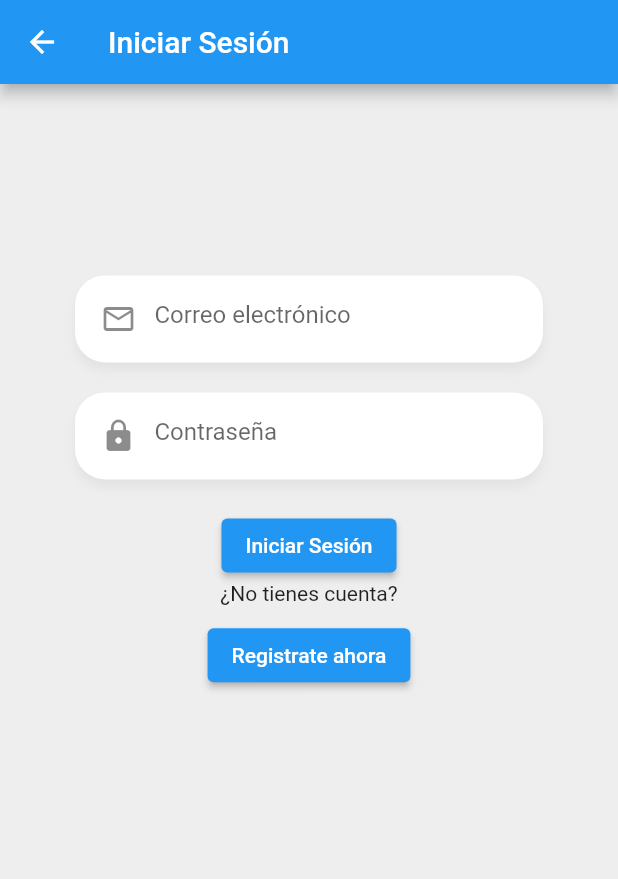
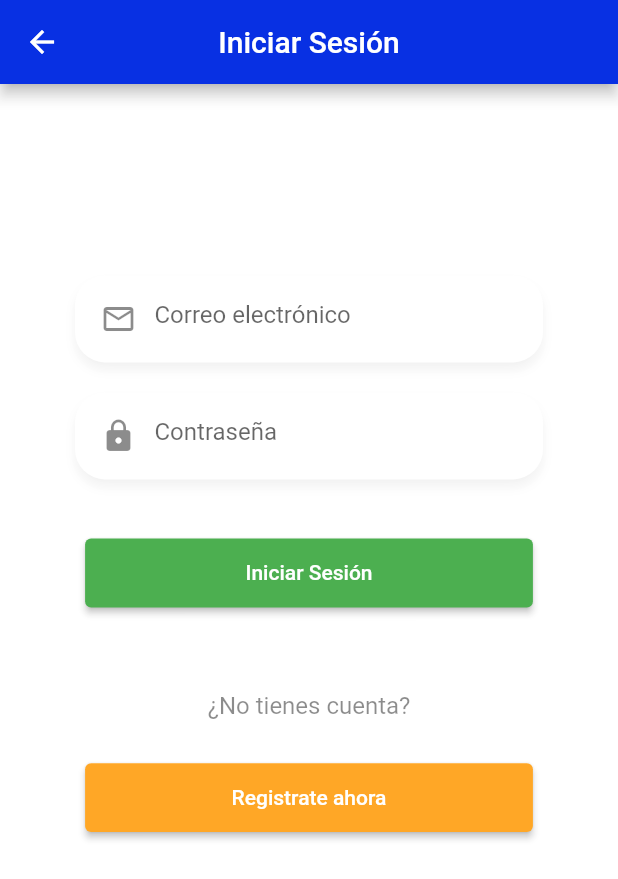
Before and after one commit to SergioCruzS/Flutter, a Flutter app: the LoginScreen screen opened by its route, on a phone screen of 412 x 824 dp. Shown: the top 879 px of the screen. Run offline on Flutter 3.47's test engine with Material 2 defaults, Android fonts, the phone set to English and light mode, and no system bars; our stand-ins replace card_swiper, flutter_secure_storage, pie_chart, socket_io_client, youtube_player_flutter; accounts and stored records are empty; network calls fail.

Commit message:
Correcciones a Login Screen

```diff
--- a/infopelis/lib/screens/login_screen.dart
+++ b/infopelis/lib/screens/login_screen.dart
@@ -15,8 +15,10 @@ class LoginScreen extends StatelessWidget {
       child: Scaffold(
         appBar: AppBar(
           title: Text('Iniciar Sesión'),
+          centerTitle: true,
+          backgroundColor: Color.fromARGB(255, 8, 48, 227),
         ),
-        backgroundColor: Colors.grey[200],
+        backgroundColor: Color.fromARGB(218, 255, 255, 255),
         body: SingleChildScrollView(
           padding: EdgeInsets.only(top:100),
           child: Column(
@@ -65,6 +67,7 @@ class __FormState extends State<_Form> {
   @override
   Widget build(BuildContext context) {
     final authService = Provider.of<AuthService>(context);
+    final size = MediaQuery.of(context).size;
     return Container(
       padding: EdgeInsets.symmetric(horizontal: 50),
       child: Column(
@@ -82,7 +85,25 @@ class __FormState extends State<_Form> {
             textController: passwordController,
             isPassword: true,
           ),
-          ElevatedButton(
+          //Container(
+          //  width: 300*(size.width/Enviroment.width),
+          //  child: ElevatedButton(
+          //    onPressed: (){Navigator.pushNamed(context, 'register');},
+          //    child: Text(
+          //      '¿Olvidaste tu contraseña?',
+          //      style: TextStyle(color: Colors.black45),
+          //    ),
+          //    style: ElevatedButton.styleFrom(
+          //      primary: Colors.transparent,
+          //      shadowColor: Colors.transparent,
+          //      minimumSize: Size(300*(size.width/Enviroment.width), 50*(size.height/Enviroment.height))
+          //    ),
+          //  ),
+          //),
+          SizedBox(height: 20*(size.height/Enviroment.height),),
+          Container(
+            width: 300*(size.width/Enviroment.width),
+            child: ElevatedButton(
               onPressed: authService.accessing ? null : () async {
                 FocusScope.of(context).unfocus();
                 final loginOk = await authService.login(emailController.text.trim(), passwordController.text);
@@ -93,7 +114,12 @@ class __FormState extends State<_Form> {
                   showAlertDialog(context, 'Error al iniciar sesión', 'Revise que sus datos sean correctos');
                 }
               },
-            child: Text('Iniciar Sesión')
+              child: Text('Iniciar Sesión'),
+              style: ElevatedButton.styleFrom(
+                primary: Colors.green,
+                minimumSize: Size(300*(size.width/Enviroment.width), 50*(size.height/Enviroment.height))
+              ),
+            ),
           )
         ],
       ),
@@ -109,9 +135,22 @@ class _Labels extends StatelessWidget {
     return Container(
       child: Column(
         children: <Widget>[
-           Text('¿No tienes cuenta?'),
-           SizedBox(height: 10*(size.height/Enviroment.height),),
-           ElevatedButton(onPressed: (){Navigator.pushNamed(context, 'register');}, child: Text('Registrate ahora'))
+           SizedBox(height: 60*(size.height/Enviroment.height),),
+           Text('¿No tienes cuenta?',
+                style: TextStyle(fontSize: 16,color: Colors.black45),
+           ),
+           SizedBox(height: 30*(size.height/Enviroment.height),),
+           Container(
+             width: 300*(size.width/Enviroment.width),
+             child: ElevatedButton(
+               onPressed: (){Navigator.pushNamed(context, 'register');},
+               child: Text('Registrate ahora'),
+               style: ElevatedButton.styleFrom(
+                 primary: Colors.orange[400],
+                 minimumSize: Size(300*(size.width/Enviroment.width), 50*(size.height/Enviroment.height))
+               ),
+             ),
+           )
         ],
       ),
     );
```
Lines whose indentation alone changed are shown as unchanged.
